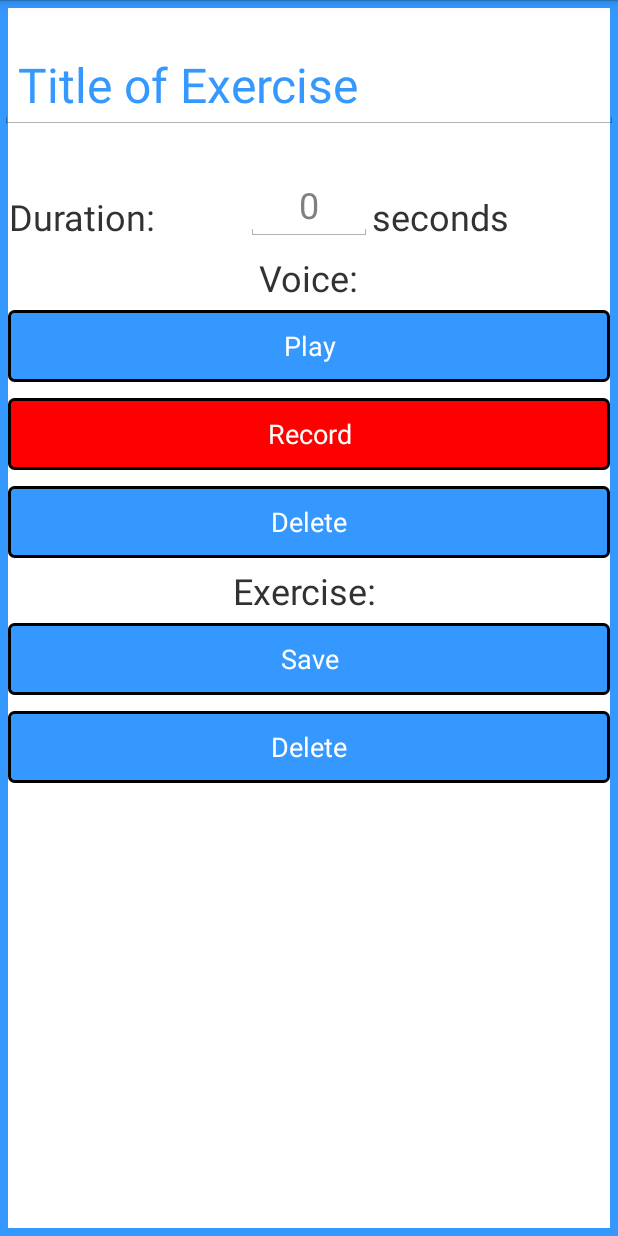
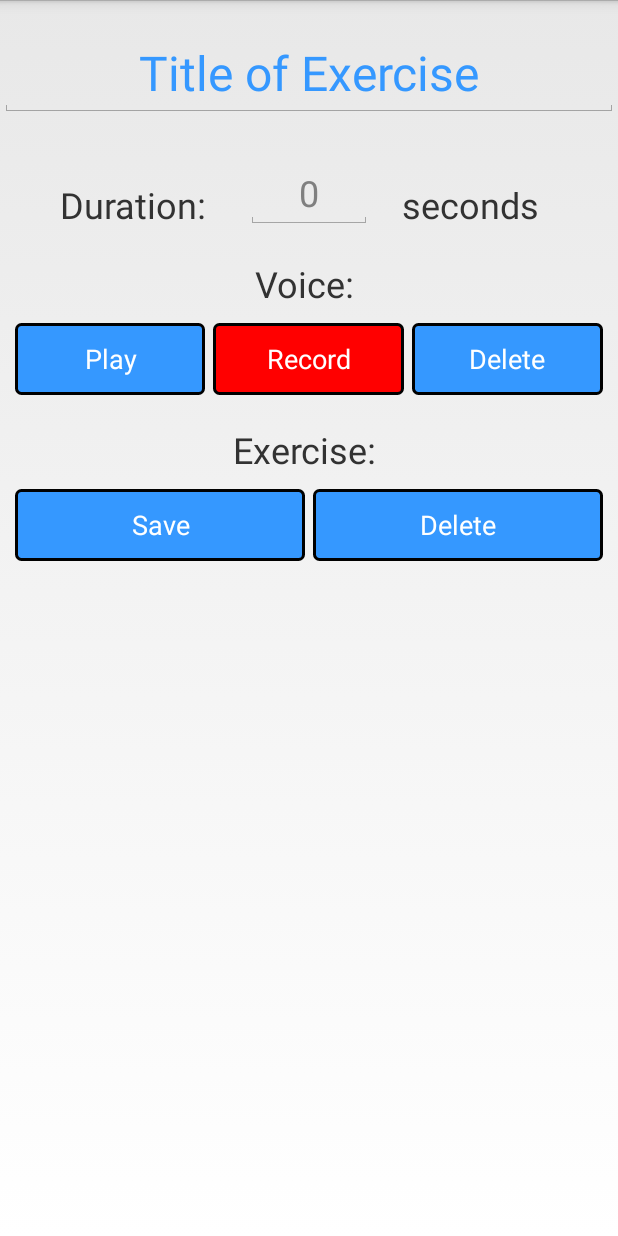
Before and after one commit to govnerbrit/SeniorProject, an Android app: the EditExerciseActivity screen opened directly, with no data from a screen before it, on a phone screen of 412 x 824 dp. Run offline under Robolectric (Android 15) with nearby library versions, the light colour scheme and no system bars; 3 statements that could not run were skipped.

Commit message:
Redesigned layout for edit_exercise.xml. Added nested linear layout, adjusted margins, and added scrollable view.

```diff
--- a/app/build.gradle
+++ b/app/build.gradle
@@ -6,8 +6,8 @@ android {
 
     defaultConfig {
         applicationId "com.example.workoutapp"
-        minSdkVersion 14
-        targetSdkVersion 20
+        minSdkVersion 17
+        targetSdkVersion 19
     }
 
     buildTypes {
@@ -19,6 +19,6 @@ android {
 }
 
 dependencies {
-    compile 'com.android.support:support-v4:19.1.0'
+    compile 'com.android.support:appcompat-v7:19.1.0'
     compile 'com.google.code.gson:gson:2.2.4'
 }
--- a/app/src/main/java/com/example/workoutapp/EditExerciseActivity.java
+++ b/app/src/main/java/com/example/workoutapp/EditExerciseActivity.java
@@ -13,6 +13,7 @@ import android.os.Environment;
 import android.util.Log;
 import android.view.View;
 import android.view.View.OnClickListener;
+import android.view.WindowManager;
 import android.widget.Button;
 import android.widget.EditText;
 
@@ -52,7 +53,8 @@ public class EditExerciseActivity extends Activity{
 
 		eeTitleOfExerciseET = (EditText)findViewById(R.id.eeTitleOfExerciseET);
 		eeTitleOfExerciseET.setText(eInfo.getExerciseName());
-		eeSecondsET = (EditText)findViewById(R.id.eeSecondsET);
+
+        eeSecondsET = (EditText)findViewById(R.id.eeSecondsET);
 		eeSecondsET.setText("" + eInfo.getDuration());
 
 		recorder = new MediaRecorder();
--- a/app/src/main/res/layout/edit_exercise.xml
+++ b/app/src/main/res/layout/edit_exercise.xml
@@ -1,31 +1,38 @@
 <?xml version="1.0" encoding="utf-8"?>
+<ScrollView
+    xmlns:android="http://schemas.android.com/apk/res/android"
+    android:layout_width="fill_parent"
+    android:layout_height="fill_parent">
     <RelativeLayout xmlns:android="http://schemas.android.com/apk/res/android"
         android:id="@+id/eeRelativeLayout"
         android:layout_width="match_parent"
         android:layout_height="match_parent"
         android:orientation="vertical"
-	android:background="@drawable/activityborder">
+        android:focusable="true"
+        android:focusableInTouchMode="true">
 
         <EditText
             android:id="@+id/eeTitleOfExerciseET"
-        android:layout_width="match_parent"
+            android:layout_width="fill_parent"
             android:layout_height="wrap_content"
-        android:layout_alignParentLeft="true"
-        android:layout_alignParentTop="true"
-        android:layout_marginTop="28dp"
+            android:gravity="center"
+            android:layout_marginTop="20dp"
             android:ems="10"
             android:hint="@string/exercise_title"
             android:textColorHint="#3598FF"
-        android:textSize="32sp" />
+            android:textSize="32sp"
+            android:focusable="true"
+            android:focusableInTouchMode="true"
+            />
 
         <TextView
             android:id="@+id/eeUnitsTV"
             android:layout_width="wrap_content"
             android:layout_height="wrap_content"
-        android:layout_above="@+id/eeVoiceTV"
-        android:layout_toRightOf="@+id/eeSecondsET"
-        android:gravity="center_vertical"
+            android:layout_toRightOf="@id/eeSecondsET"
+            android:layout_alignBottom="@+id/eeSecondsET"
             android:text="@string/seconds"
+            android:layout_marginLeft="20dp"
             android:textSize="24sp" />
 
         <TextView
@@ -33,10 +40,9 @@
             android:layout_width="wrap_content"
             android:layout_height="wrap_content"
             android:layout_alignBottom="@+id/eeSecondsET"
-        android:layout_alignParentLeft="true"
-        android:gravity="center_vertical"
+            android:layout_toLeftOf="@id/eeSecondsET"
             android:text="@string/duration"
-        android:layout_marginLeft="6dip"
+            android:layout_marginRight="20dp"
             android:textSize="24sp" />
 
         <EditText
@@ -47,88 +53,109 @@
             android:layout_centerHorizontal="true"
             android:layout_marginTop="27dp"
             android:ems="3"
-        android:gravity="center_vertical|center_horizontal"
+            android:gravity="center"
             android:hint="@string/zero_seconds"
             android:inputType="number"
-        android:textSize="24sp" >
-
-
-    </EditText>
+            android:textSize="24sp" />
 
         <TextView
             android:id="@+id/eeVoiceTV"
-        android:layout_width="wrap_content"
+            android:layout_width="match_parent"
             android:layout_height="wrap_content"
-        android:layout_alignLeft="@+id/eeDurationTV"
-        android:layout_alignParentRight="true"
-        android:layout_below="@+id/eeDurationTV"
-        android:layout_marginTop="8dp"
-        android:gravity="center"
+            android:layout_below="@id/eeSecondsET"
+            android:layout_gravity="center_vertical"
+            android:gravity="center_horizontal"
             android:text="@string/voice"
-        android:textSize="24sp" />
+            android:textSize="24sp"
+            android:layout_marginTop="20dp"/>
 
-    <Button
-        android:id="@+id/eeRecordBTN"
-        android:layout_width="fill_parent"
+        <LinearLayout
+            android:layout_width="match_parent"
             android:layout_height="wrap_content"
-        android:layout_below="@+id/eePlayBTN"
-        android:background="@drawable/recordborder"
-        android:text="@string/record"
-        android:layout_margin="5dp"
-        android:layout_centerHorizontal="true"
-        android:textColor="#FFFFFF" />
-
-    <Button
-        android:id="@+id/eeDeleteRecordingBTN"
-        android:layout_height="wrap_content"
-        android:layout_below="@+id/eeRecordBTN"
-        android:background="@drawable/buttonborder"
-        android:text="@string/delete"
-        android:layout_margin="5dp"
-        android:layout_width="fill_parent"
-        android:layout_centerHorizontal="true"
-        android:textColor="#FFFFFF" />
-
-    <TextView
-        android:id="@+id/ExerciseTV"
-        android:layout_width="wrap_content"
-        android:layout_height="wrap_content"
-        android:layout_alignParentLeft="true"
-        android:layout_alignParentRight="true"
-        android:layout_below="@+id/eeDeleteRecordingBTN"
-        android:gravity="center"
-        android:text="@string/exercise"
-        android:textSize="24sp" />
+            android:orientation="horizontal"
+            android:layout_below="@id/eeVoiceTV"
+            android:layout_marginTop="10dp"
+            android:weightSum="6"
+            android:id="@+id/linearLayout">
 
             <Button
                 android:id="@+id/eePlayBTN"
-        android:layout_width="fill_parent"
+                android:layout_width="0dp"
                 android:layout_height="wrap_content"
-        android:layout_below="@+id/eeVoiceTV"
-        android:layout_margin="5dp"
+                android:layout_weight="2"
+                android:layout_marginLeft="10dp"
+                android:layout_marginRight="2dp"
                 android:background="@drawable/buttonborder"
                 android:text="@string/play"
                 android:textColor="#FFFFFF" />
 
             <Button
+                android:id="@+id/eeRecordBTN"
+                android:layout_width="0dp"
+                android:layout_height="wrap_content"
+                android:background="@drawable/recordborder"
+                android:text="@string/record"
+                android:layout_marginLeft="3dp"
+                android:layout_marginRight="2dp"
+                android:textColor="#FFFFFF"
+                android:layout_weight="2"
+                />
+
+            <Button
+                android:id="@+id/eeDeleteRecordingBTN"
+                android:layout_height="wrap_content"
+                android:layout_width="0dp"
+                android:layout_weight="2"
+                android:background="@drawable/buttonborder"
+                android:text="@string/delete"
+                android:layout_marginLeft="3dp"
+                android:layout_marginRight="10dp"
+                android:textColor="#FFFFFF" />
+
+        </LinearLayout>
+        <TextView
+            android:id="@+id/ExerciseTV"
+            android:layout_width="match_parent"
+            android:layout_height="wrap_content"
+            android:gravity="center"
+            android:text="@string/exercise"
+            android:textSize="24sp"
+            android:layout_below="@+id/linearLayout"
+            android:layout_alignParentLeft="true"
+            android:layout_alignParentStart="true"
+            android:layout_marginTop="20dp"/>
+
+        <LinearLayout
+            android:layout_width="match_parent"
+            android:layout_height="match_parent"
+            android:orientation="horizontal"
+            android:layout_below="@id/ExerciseTV"
+            android:weightSum="6"
+            android:layout_marginTop="10dp"
+            >
+
+            <Button
+                android:id="@+id/eeSaveBTN"
+                android:layout_width="0dp"
+                android:layout_height="wrap_content"
+                android:layout_weight="3"
+                android:layout_marginLeft="10dp"
+                android:background="@drawable/buttonborder"
+                android:text="@string/save"
+                android:textColor="#FFFFFF" />
+
+            <Button
                 android:id="@+id/eeDeleteBTN"
-        android:layout_width="fill_parent"
+                android:layout_width="0dp"
                 android:layout_height="wrap_content"
-        android:layout_below="@+id/eeSaveBTN"
-        android:layout_margin="5dp"
+                android:layout_weight="3"
+                android:layout_marginLeft="5dp"
+                android:layout_marginRight="10dp"
                 android:background="@drawable/buttonborder"
                 android:text="@string/delete"
                 android:textColor="#FFFFFF" />
 
-    <Button
-        android:id="@+id/eeSaveBTN"
-        android:layout_width="fill_parent"
-        android:layout_height="wrap_content"
-        android:layout_alignParentRight="true"
-        android:layout_below="@+id/ExerciseTV"
-        android:layout_margin="5dp"
-        android:background="@drawable/buttonborder"
-        android:text="@string/save"
-        android:textColor="#FFFFFF" />
+        </LinearLayout>
 
     </RelativeLayout>
+</ScrollView>
--- a/app/src/main/res/values-v11/styles.xml
+++ b/app/src/main/res/values-v11/styles.xml
@@ -4,7 +4,7 @@
         Base application theme for API 11+. This theme completely replaces
         AppBaseTheme from res/values/styles.xml on API 11+ devices.
     -->
-    <style name="AppBaseTheme" parent="android:Theme.Holo.Light">
+    <style name="Theme.MyTheme" parent="Theme.AppCompat.Light">
         <!-- API 11 theme customizations can go here. -->
     </style>
 
--- a/app/src/main/res/values-v14/styles.xml
+++ b/app/src/main/res/values-v14/styles.xml
@@ -5,7 +5,7 @@
         AppBaseTheme from BOTH res/values/styles.xml and
         res/values-v11/styles.xml on API 14+ devices.
     -->
-    <style name="AppBaseTheme" parent="android:Theme.Holo.Light.DarkActionBar">
+    <style name="Theme.MyTheme" parent="Theme.AppCompat.Light">
         <!-- API 14 theme customizations can go here. -->
     </style>
 
--- a/app/src/main/res/values/styles.xml
+++ b/app/src/main/res/values/styles.xml
@@ -4,17 +4,6 @@
         Base application theme, dependent on API level. This theme is replaced
         by AppBaseTheme from res/values-vXX/styles.xml on newer devices.
     -->
-    <style name="AppBaseTheme" parent="android:Theme.Light">
-        <!--
-            Theme customizations available in newer API levels can go in
-            res/values-vXX/styles.xml, while customizations related to
-            backward-compatibility can go here.
-        -->
-    </style>
-
-    <!-- Application theme. -->
-    <style name="AppTheme" parent="AppBaseTheme">
-        <!-- All customizations that are NOT specific to a particular API-level can go here. -->
-    </style>
+    <style name="Theme.MyTheme" parent="Theme.AppCompat.Light"/>
 
 </resources>
```
Also changed, not shown: app/src/main/AndroidManifest.xml (+2 -21 lines), 2 other files. Lines whose indentation alone changed are shown as unchanged.
